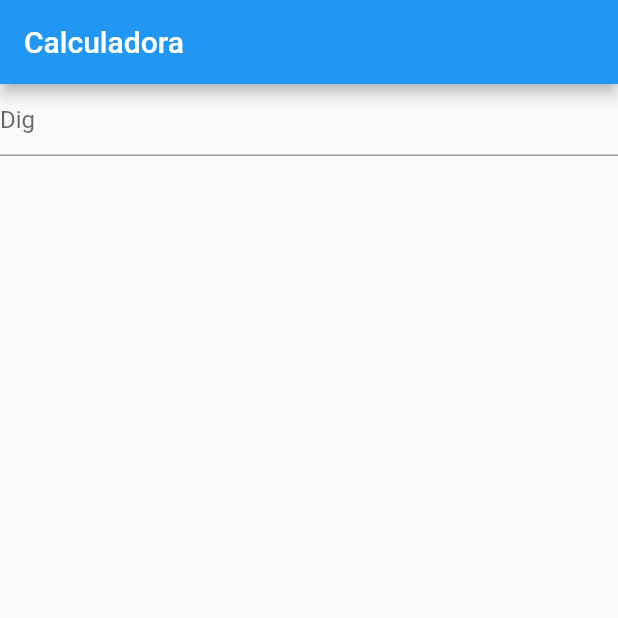
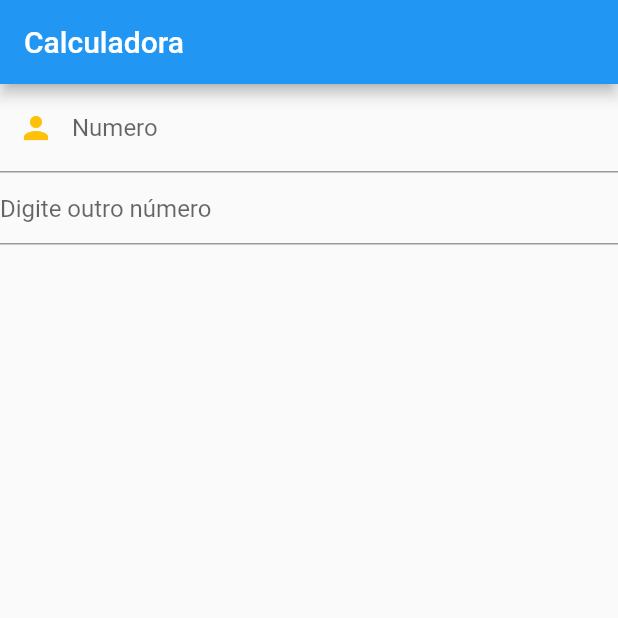
Before and after one commit to HericAvila/AprendendoFlutter, a Flutter app: the screen it shows after launch, on a phone screen of 412 x 824 dp, the top half of it. Run offline on Flutter 3.47's test engine with Material 2 defaults, Android fonts, the phone set to English and light mode, and no system bars.

Commit message:
adicao de icones e hittext

```diff
--- a/app_em_flutter/lib/main.dart
+++ b/app_em_flutter/lib/main.dart
@@ -30,7 +30,17 @@
         child: Column(
       children: [
         TextField(
-          decoration: InputDecoration(hintText: "Dig"),
+          decoration: InputDecoration(
+              hintText: "Digite o valor 25",
+              labelText: "Numero",
+              suffixText: "kg",
+              prefixIcon: Icon(
+                Icons.person,
+                color: Colors.amber,
+              )),
+        ),
+        TextField(
+          decoration: InputDecoration(hintText: "Digite outro número"),
         )
       ],
     ));
```
